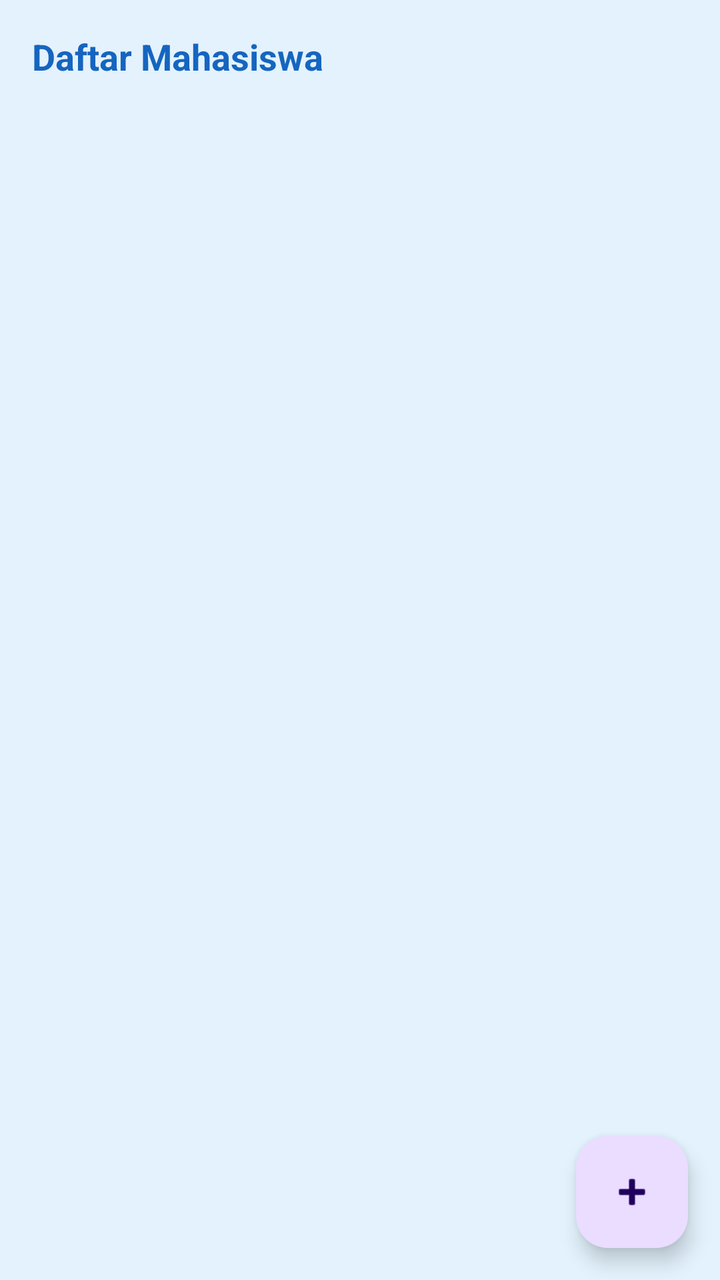
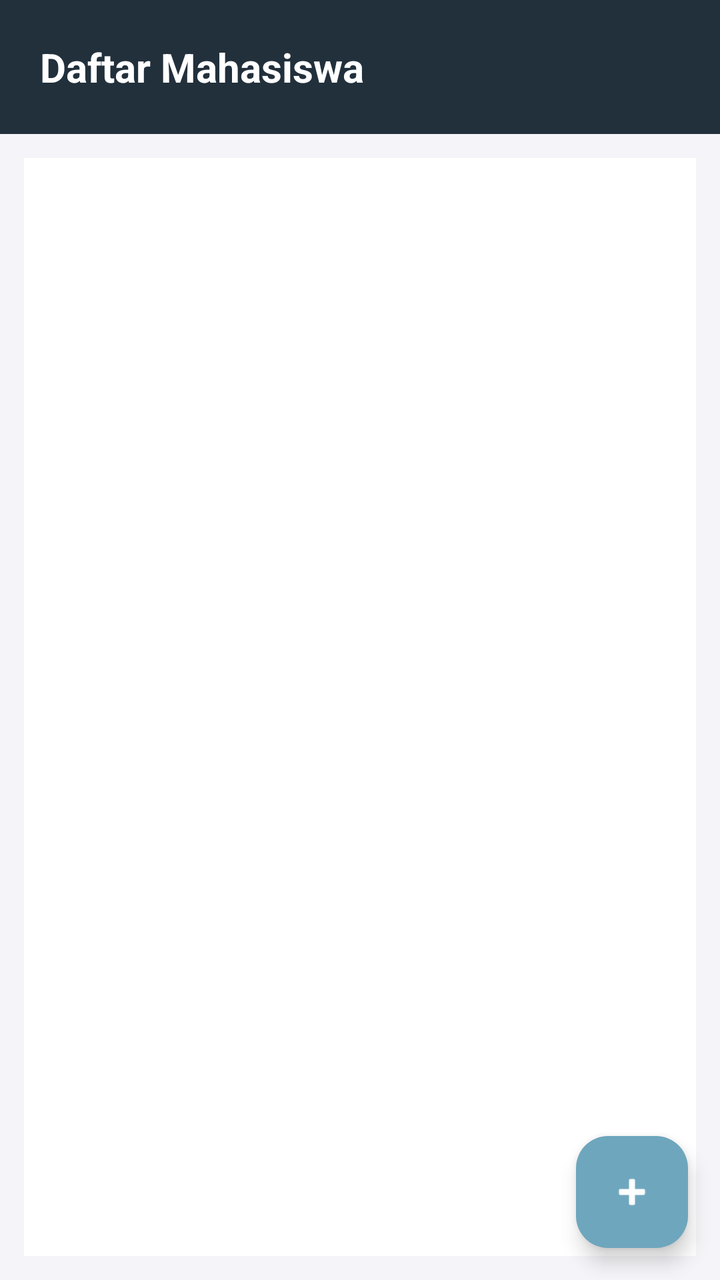

Two renders of the same Android screen: before a commit and after it. Below are the layout's source before the change and the commit's diff.
<!-- AndroidManifest.xml: application theme Theme.CRUDMahasiswa -->
<!-- res/layout/fragment_home.xml -->
<FrameLayout xmlns:android="http://schemas.android.com/apk/res/android"
    xmlns:app="http://schemas.android.com/apk/res-auto"
    android:layout_width="match_parent"
    android:layout_height="match_parent">

    <LinearLayout
        android:layout_width="match_parent"
        android:layout_height="match_parent"
        android:orientation="vertical"
        android:background="#E3F2FD">

        <TextView
            android:layout_width="match_parent"
            android:layout_height="wrap_content"
            android:text="Daftar Mahasiswa"
            android:textSize="18sp"
            android:textStyle="bold"
            android:padding="16dp"
            android:textColor="#1565C0" />






        <androidx.recyclerview.widget.RecyclerView
            android:id="@+id/rvMahasiswa"
            android:layout_width="match_parent"
            android:layout_height="match_parent"
            android:padding="8dp"
            android:clipToPadding="false" />
    </LinearLayout>

    
    <com.google.android.material.floatingactionbutton.FloatingActionButton
        android:id="@+id/fabAdd"
        android:layout_width="wrap_content"
        android:layout_height="wrap_content"
        android:layout_margin="16dp"
        android:src="@android:drawable/ic_input_add"
        app:layout_anchorGravity="bottom|end"
        android:layout_gravity="bottom|end"/>
</FrameLayout>
<!-- resources referenced by this layout -->
<resources>
  <style name="Theme.CRUDMahasiswa" parent="Base.Theme.CRUDMahasiswa" />
  <style name="Base.Theme.CRUDMahasiswa" parent="Theme.Material3.DayNight.NoActionBar">
          
          
      </style>
</resources>

<!-- the commit's change to res/layout/fragment_home.xml (unified diff, before → after) -->
@@ -1,34 +1,41 @@
 <FrameLayout xmlns:android="http://schemas.android.com/apk/res/android"
+    android:layout_width="match_parent"
+    android:layout_height="match_parent"
     xmlns:app="http://schemas.android.com/apk/res-auto"
-    android:layout_width="match_parent"
-    android:layout_height="match_parent">
+    android:background="#F5F5F9">
 
     <LinearLayout
         android:layout_width="match_parent"
         android:layout_height="match_parent"
-        android:orientation="vertical"
-        android:background="#E3F2FD">
+        android:orientation="vertical">
 
+        
         <TextView
             android:layout_width="match_parent"
             android:layout_height="wrap_content"
             android:text="Daftar Mahasiswa"
-            android:textSize="18sp"
+            android:textSize="20sp"
             android:textStyle="bold"
-            android:padding="16dp"
-            android:textColor="#1565C0" />
+            android:padding="20dp"
+            android:textColor="@android:color/white"
+            android:background="@color/dimTheme"/>
 
-
-
-
-
-
-        <androidx.recyclerview.widget.RecyclerView
-            android:id="@+id/rvMahasiswa"
+        
+        <LinearLayout
             android:layout_width="match_parent"
             android:layout_height="match_parent"
-            android:padding="8dp"
-            android:clipToPadding="false" />
+            android:padding="12dp">
+
+            <androidx.recyclerview.widget.RecyclerView
+                android:id="@+id/rvMahasiswa"
+                android:layout_width="match_parent"
+                android:layout_height="match_parent"
+                android:background="@android:color/white"
+                android:padding="8dp"
+                android:clipToPadding="false"/>
+
+        </LinearLayout>
+
     </LinearLayout>
 
     
@@ -38,6 +45,8 @@
         android:layout_height="wrap_content"
         android:layout_margin="16dp"
         android:src="@android:drawable/ic_input_add"
-        app:layout_anchorGravity="bottom|end"
-        android:layout_gravity="bottom|end"/>
+        app:tint="@android:color/white"
+        android:layout_gravity="bottom|end"
+        android:backgroundTint="@color/btnColorGeneral"/>
+
 </FrameLayout>
<!-- resource entries referenced after the edit -->
@@ -1,5 +1,7 @@
 <!-- resources referenced by this layout -->
 <resources>
+  <color name="btnColorGeneral">#6ea6bd</color>
+  <color name="dimTheme">#22303c</color>
   <style name="Theme.CRUDMahasiswa" parent="Base.Theme.CRUDMahasiswa" />
   <style name="Base.Theme.CRUDMahasiswa" parent="Theme.Material3.DayNight.NoActionBar">
           
